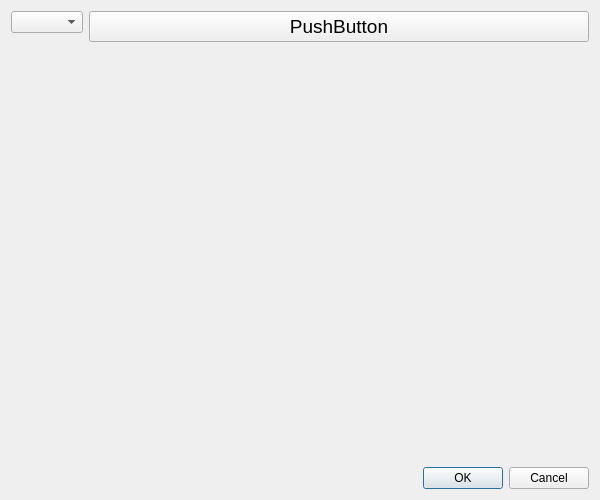
First picture: the form in src/UserConfView.ui, repository cracklings3d/KFX-Project-Maintainance-Tool, before the edit.
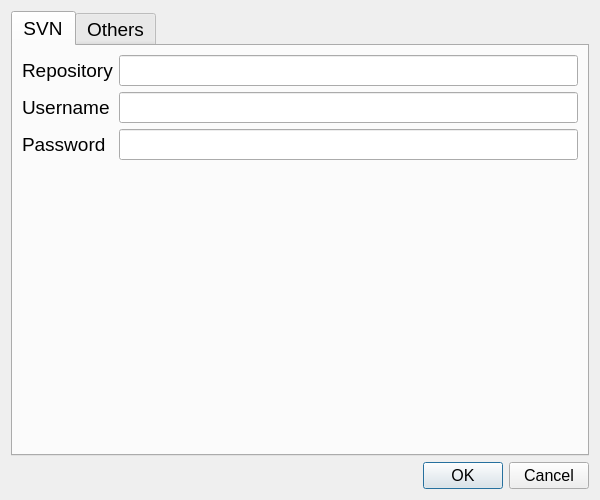
Second picture: the form after the edit.

What changed in the file:
```diff
--- a/src/UserConfView.ui
+++ b/src/UserConfView.ui
@@ -19,44 +19,148 @@
     <verstretch>0</verstretch>
    </sizepolicy>
   </property>
+  <property name="font">
+   <font>
+    <pointsize>14</pointsize>
+   </font>
+  </property>
   <property name="windowTitle">
    <string>Form</string>
   </property>
   <layout class="QVBoxLayout" name="verticalLayout">
    <item>
-    <layout class="QFormLayout" name="formLayout_2">
-     <item row="0" column="1">
-      <widget class="QPushButton" name="pushButton">
+    <widget class="QTabWidget" name="Settings">
        <property name="sizePolicy">
-        <sizepolicy hsizetype="Preferred" vsizetype="Fixed">
-         <horstretch>0</horstretch>
-         <verstretch>0</verstretch>
-        </sizepolicy>
-       </property>
+      <sizepolicy hsizetype="Expanding" vsizetype="Expanding">
+       <horstretch>1</horstretch>
+       <verstretch>1</verstretch>
+      </sizepolicy>
+     </property>
+     <property name="minimumSize">
+      <size>
+       <width>50</width>
+       <height>111</height>
+      </size>
+     </property>
        <property name="font">
         <font>
          <pointsize>14</pointsize>
         </font>
        </property>
-       <property name="text">
-        <string>PushButton</string>
-       </property>
-      </widget>
-     </item>
+     <property name="currentIndex">
+      <number>0</number>
+     </property>
+     <widget class="QWidget" name="SettingsPage1">
+      <property name="minimumSize">
+       <size>
+        <width>0</width>
+        <height>431</height>
+       </size>
+      </property>
+      <attribute name="title">
+       <string>SVN</string>
+      </attribute>
+      <layout class="QFormLayout" name="formLayout">
+       <property name="sizeConstraint">
+        <enum>QLayout::SetMinimumSize</enum>
+       </property>
      <item row="0" column="0">
-      <widget class="QComboBox" name="comboBox">
+        <widget class="QLabel" name="repositoryLabel">
        <property name="sizePolicy">
-        <sizepolicy hsizetype="Preferred" vsizetype="Fixed">
+          <sizepolicy hsizetype="Expanding" vsizetype="Preferred">
          <horstretch>1</horstretch>
          <verstretch>0</verstretch>
         </sizepolicy>
+         </property>
+         <property name="text">
+          <string>Repository</string>
+         </property>
+        </widget>
+       </item>
+       <item row="0" column="1">
+        <widget class="QLineEdit" name="repositoryText">
+         <property name="sizePolicy">
+          <sizepolicy hsizetype="Expanding" vsizetype="Preferred">
+           <horstretch>1</horstretch>
+           <verstretch>0</verstretch>
+          </sizepolicy>
+         </property>
+         <property name="clearButtonEnabled">
+          <bool>true</bool>
+         </property>
+        </widget>
+       </item>
+       <item row="1" column="0">
+        <widget class="QLabel" name="usernameLabel">
+         <property name="sizePolicy">
+          <sizepolicy hsizetype="Expanding" vsizetype="Preferred">
+           <horstretch>1</horstretch>
+           <verstretch>0</verstretch>
+          </sizepolicy>
+         </property>
+         <property name="text">
+          <string>Username</string>
+         </property>
+        </widget>
+       </item>
+       <item row="1" column="1">
+        <widget class="QLineEdit" name="usernameText">
+         <property name="sizePolicy">
+          <sizepolicy hsizetype="Expanding" vsizetype="Preferred">
+           <horstretch>1</horstretch>
+           <verstretch>0</verstretch>
+          </sizepolicy>
+         </property>
+         <property name="clearButtonEnabled">
+          <bool>true</bool>
+         </property>
+        </widget>
+       </item>
+       <item row="2" column="0">
+        <widget class="QLabel" name="passwordLabel">
+         <property name="sizePolicy">
+          <sizepolicy hsizetype="Expanding" vsizetype="Preferred">
+           <horstretch>1</horstretch>
+           <verstretch>0</verstretch>
+          </sizepolicy>
+         </property>
+         <property name="text">
+          <string>Password</string>
+         </property>
+        </widget>
+       </item>
+       <item row="2" column="1">
+        <widget class="QLineEdit" name="passwordText">
+         <property name="sizePolicy">
+          <sizepolicy hsizetype="Expanding" vsizetype="Preferred">
+           <horstretch>1</horstretch>
+           <verstretch>0</verstretch>
+          </sizepolicy>
+         </property>
+         <property name="echoMode">
+          <enum>QLineEdit::PasswordEchoOnEdit</enum>
+         </property>
+         <property name="clearButtonEnabled">
+          <bool>true</bool>
        </property>
       </widget>
      </item>
     </layout>
+     </widget>
+     <widget class="QWidget" name="SettingsPage2">
+      <attribute name="title">
+       <string>Others</string>
+      </attribute>
+     </widget>
+    </widget>
    </item>
    <item>
     <widget class="QDialogButtonBox" name="buttonBox">
+     <property name="font">
+      <font>
+       <pointsize>12</pointsize>
+      </font>
+     </property>
      <property name="standardButtons">
       <set>QDialogButtonBox::Cancel|QDialogButtonBox::Ok</set>
      </property>
```
Lines whose indentation alone changed are shown as unchanged.
